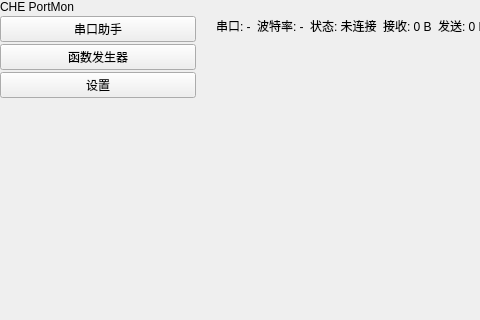
Qt form ui/forms/main_window.ui (Sanqiuzhiji/CHE_PortMon) before a commit; both pictures show x 0 to 480 and y 0 to 320 of the 1360 by 860 pixel window.
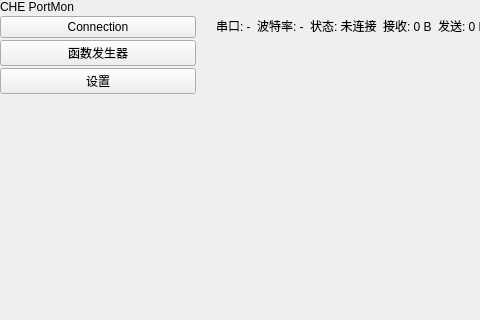
The same form after that commit.

Diff of the .ui file:
```diff
--- a/ui/forms/main_window.ui
+++ b/ui/forms/main_window.ui
@@ -24,7 +24,7 @@
        <property name="rightMargin"><number>0</number></property>
        <property name="bottomMargin"><number>16</number></property>
        <item><widget class="QLabel" name="appTitleLabel"><property name="text"><string>CHE PortMon</string></property></widget></item>
-       <item><widget class="QPushButton" name="serialNavButton"><property name="text"><string>串口助手</string></property></widget></item>
+       <item><widget class="QPushButton" name="connectionNavButton"><property name="text"><string>Connection</string></property></widget></item>
        <item><widget class="QPushButton" name="functionNavButton"><property name="text"><string>函数发生器</string></property></widget></item>
        <item><widget class="QPushButton" name="settingsNavButton"><property name="text"><string>设置</string></property></widget></item>
        <item><spacer name="sidebarSpacer"><property name="orientation"><enum>Qt::Vertical</enum></property><property name="sizeHint"><size><width>20</width><height>40</height></size></property></spacer></item>
```
